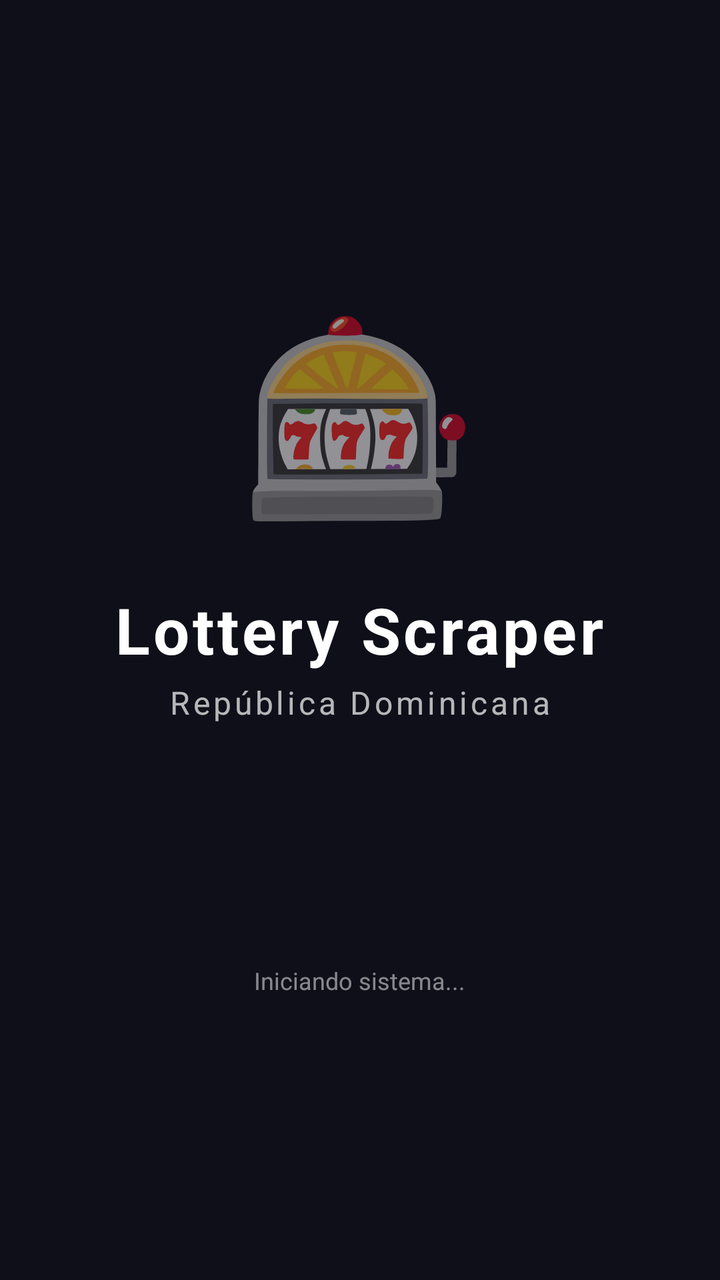
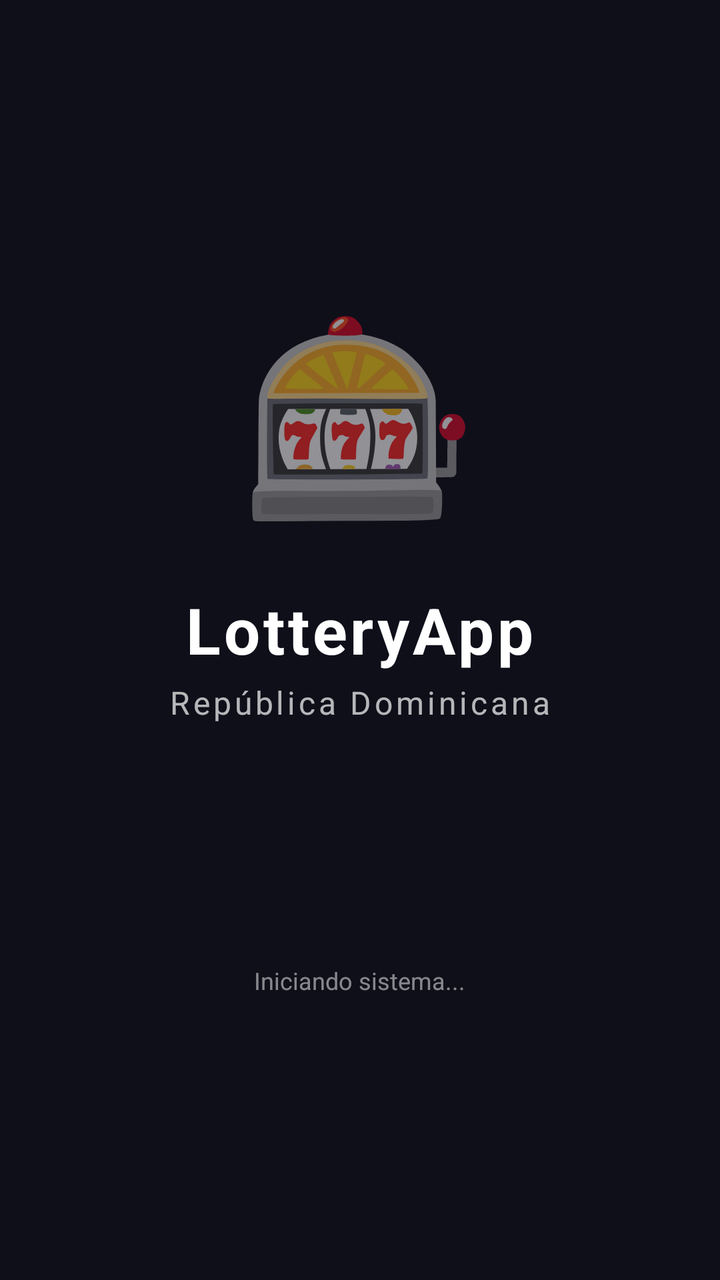

Before-and-after screenshots of an Android layout around one commit, followed by the original layout XML and the change that was made.
<!-- AndroidManifest.xml: activity theme Theme.LotteryRD.Splash -->
<!-- res/layout/activity_splash.xml -->
<?xml version="1.0" encoding="utf-8"?>
<LinearLayout
    xmlns:android="http://schemas.android.com/apk/res/android"
    android:layout_width="match_parent"
    android:layout_height="match_parent"
    android:orientation="vertical"
    android:gravity="center"
    android:background="@color/splash_bg">

    
    <TextView
        android:layout_width="wrap_content"
        android:layout_height="wrap_content"
        android:text="🎰"
        android:textSize="96sp"
        android:layout_marginBottom="24dp" />

    
    <TextView
        android:layout_width="wrap_content"
        android:layout_height="wrap_content"
        android:text="Lottery Scraper"
        android:textSize="32sp"
        android:textStyle="bold"
        android:textColor="@color/white"
        android:letterSpacing="0.05"
        android:layout_marginBottom="4dp" />

    <TextView
        android:layout_width="wrap_content"
        android:layout_height="wrap_content"
        android:text="República Dominicana"
        android:textSize="16sp"
        android:textColor="@color/white_70"
        android:letterSpacing="0.1"
        android:layout_marginBottom="48dp" />

    
    <ProgressBar
        android:layout_width="48dp"
        android:layout_height="48dp"
        android:indeterminate="true"
        android:indeterminateTint="@color/color_accent"
        android:layout_marginBottom="24dp" />

    <TextView
        android:layout_width="wrap_content"
        android:layout_height="wrap_content"
        android:text="Iniciando sistema..."
        android:textSize="12sp"
        android:textColor="@color/white_50" />

</LinearLayout>
<!-- resources referenced by this layout -->
<resources>
  <color name="color_accent">#F6CA44</color>
  <color name="splash_bg">#0F0F1A</color>
  <color name="white">#FFFFFF</color>
  <color name="white_50">#80FFFFFF</color>
  <color name="white_70">#B3FFFFFF</color>
  <style name="Theme.LotteryRD.Splash" parent="Theme.LotteryRD">
          <item name="android:windowFullscreen">false</item>
          <item name="android:windowBackground">@color/splash_bg</item>
      </style>
  <style name="Theme.LotteryRD" parent="Theme.MaterialComponents.DayNight.DarkActionBar">
          <item name="colorPrimary">@color/color_primary</item>
          <item name="colorPrimaryDark">@color/color_primary_dark</item>
          <item name="colorAccent">@color/color_accent</item>
          <item name="android:windowBackground">@color/bg_dark</item>
          <item name="android:statusBarColor">@color/toolbar_bg</item>
          <item name="android:navigationBarColor">@color/bg_dark</item>
          <item name="windowActionBar">false</item>
          <item name="windowNoTitle">true</item>
      </style>
  <color name="color_primary">#667EEA</color>
  <color name="color_primary_dark">#4C5FC7</color>
  <color name="bg_dark">#0F0F1A</color>
  <color name="toolbar_bg">#13131F</color>
</resources>

<!-- the commit's change to res/layout/activity_splash.xml (unified diff, before → after) -->
@@ -19,7 +19,7 @@
     <TextView
         android:layout_width="wrap_content"
         android:layout_height="wrap_content"
-        android:text="Lottery Scraper"
+        android:text="LotteryApp"
         android:textSize="32sp"
         android:textStyle="bold"
         android:textColor="@color/white"
